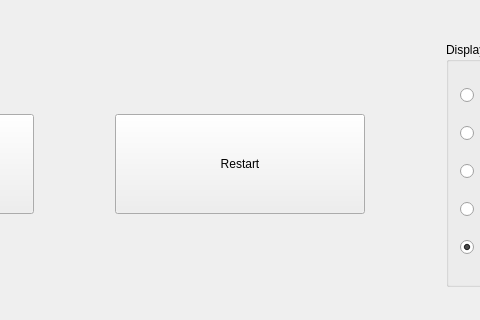
Qt form mainwindow.ui (SanjeeY/detoxclox) before a commit; both pictures show x 633 to 1113 and y 324 to 644 of the 1246 by 644 pixel window.
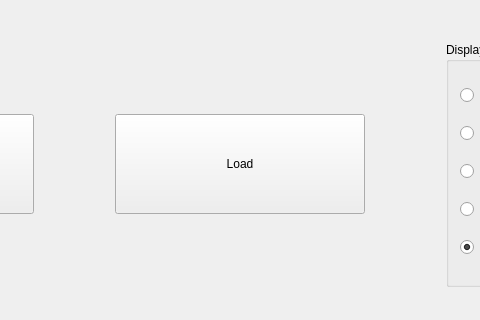
The same form after that commit.

Diff of the .ui file:
```diff
--- a/mainwindow.ui
+++ b/mainwindow.ui
@@ -110,7 +110,7 @@
            </size>
           </property>
           <property name="text">
-           <string>Restart</string>
+           <string>Load</string>
           </property>
          </widget>
         </item>
```
